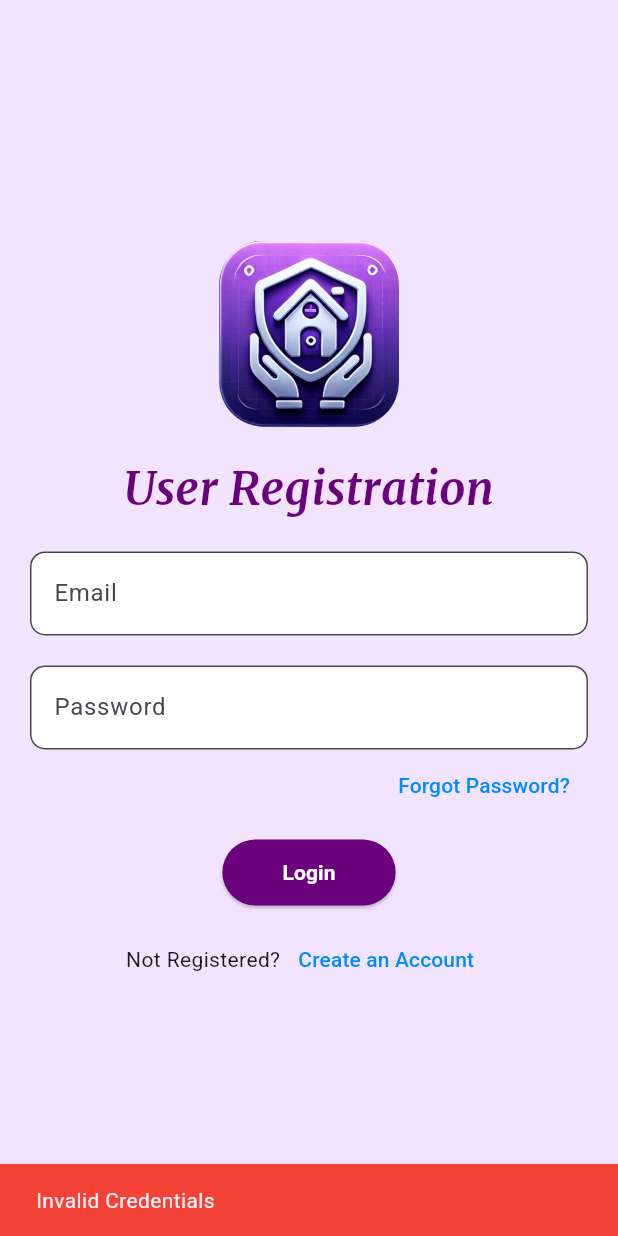
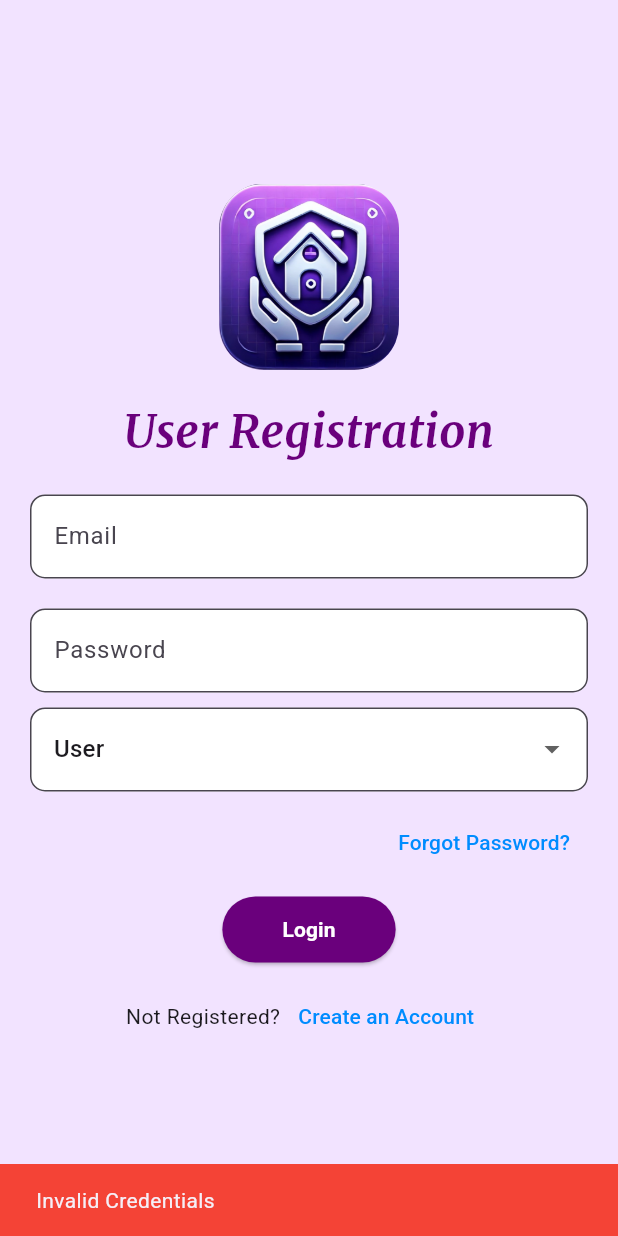
Before and after one commit to Yash29739/SafeHood, a Flutter app: the screen it shows after launch, after a tap on "Login", on a phone screen of 412 x 824 dp. Run offline on Flutter 3.47's test engine with Material 3 defaults, Android fonts, the light colour scheme and no system bars; our stand-ins replace animated_splash_screen, cloud_firestore, firebase_core, page_transition, shared_preferences; missing offline and left inert: bcrypt; accounts and stored records are empty.

Commit message:
updates: add roles

```diff
--- a/lib/login_signup/login_screen.dart
+++ b/lib/login_signup/login_screen.dart
@@ -1,15 +1,23 @@
 import 'dart:developer' as developer;
-
+import 'package:cloud_firestore/cloud_firestore.dart';
 import 'package:flutter/material.dart';
 import 'package:safehome/login_signup/forgotPassword.dart';
 import 'package:safehome/mainScreens/LandingScreen.dart';
 import 'signup_screen.dart';
 import '../services/firestore_service.dart';
 
-class LoginScreen extends StatelessWidget {
+class LoginScreen extends StatefulWidget {
   LoginScreen({super.key});
+
+  @override
+  _LoginScreenState createState() => _LoginScreenState();
+}
+
+class _LoginScreenState extends State<LoginScreen> {
   final TextEditingController passwordController = TextEditingController();
   final TextEditingController emailController = TextEditingController();
+  String selectedRole = "User";
+  final List<String> roles = ["User", "Admin", "Security"];
 
   void _showError(String message, BuildContext context) {
     ScaffoldMessenger.of(context).showSnackBar(
@@ -37,6 +45,13 @@ class LoginScreen extends StatelessWidget {
 
       if (result == null) {
         _showSuccess("Logged in Successfully!", context);
+        await FirebaseFirestore.instance
+            .collection('users')
+            .doc(email)
+            .update({
+          'role': selectedRole,
+        });
+
         Navigator.pushReplacement(
           context,
           MaterialPageRoute(builder: (context) => LandingScreen()),
@@ -45,7 +60,7 @@ class LoginScreen extends StatelessWidget {
         _showError(result, context);
       }
     } catch (e) {
-      developer.log("Error during registration: $e");
+      developer.log("Error during login: \$e");
       _showError(e.toString(), context);
     }
   }
@@ -100,19 +115,39 @@ class LoginScreen extends StatelessWidget {
                     ),
                   ),
                 ),
+                const SizedBox(height: 10),
+                DropdownButtonFormField<String>(
+                  value: selectedRole,
+                  decoration: InputDecoration(
+                    fillColor: Colors.white,
+                    filled: true,
+                    border: OutlineInputBorder(
+                      borderRadius: BorderRadius.circular(10),
+                    ),
+                  ),
+                  items: roles.map((String role) {
+                    return DropdownMenuItem<String>(
+                      value: role,
+                      child: Text(role),
+                    );
+                  }).toList(),
+                  onChanged: (newValue) {
+                    setState(() {
+                      selectedRole = newValue!;
+                    });
+                  },
+                ),
+                const SizedBox(height: 10),
                 Row(
                   mainAxisAlignment: MainAxisAlignment.end,
                   children: [
                     TextButton(
-                      onPressed:
-                          () => {
-                            Navigator.push(
-                              context,
-                              MaterialPageRoute(
-                                builder: (context) => ForgotPassword(),
-                              ),
-                            ),
-                          },
+                      onPressed: () => Navigator.push(
+                        context,
+                        MaterialPageRoute(
+                          builder: (context) => ForgotPassword(),
+                        ),
+                      ),
                       child: const Text(
                         'Forgot Password?',
                         style: TextStyle(
```
